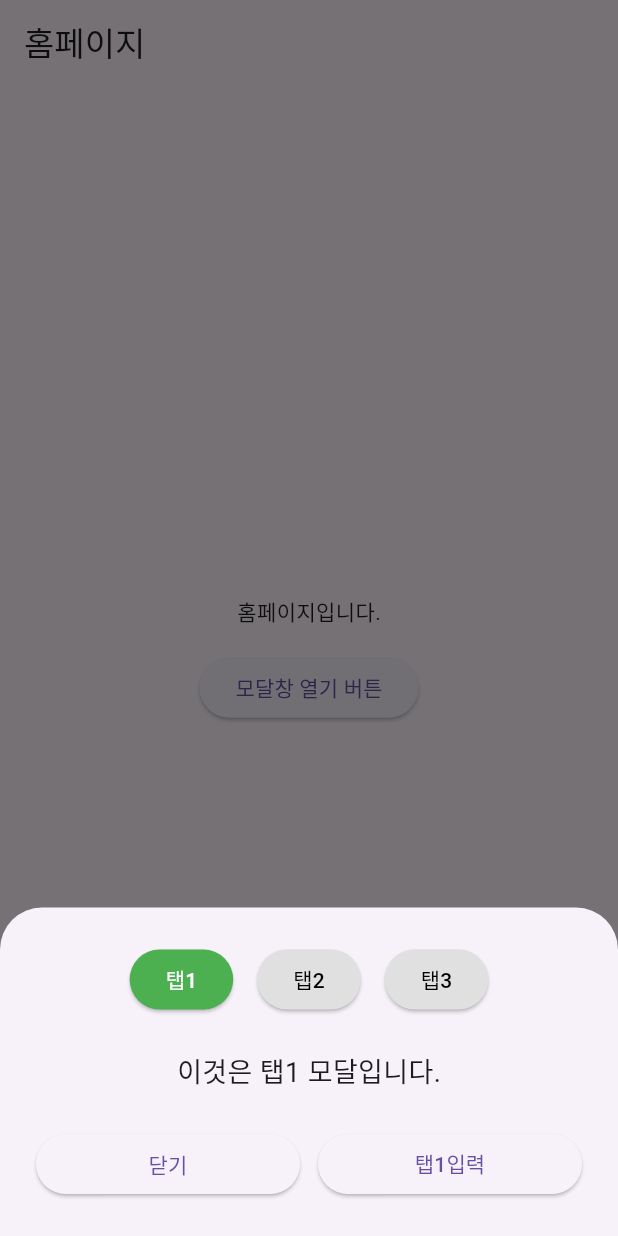
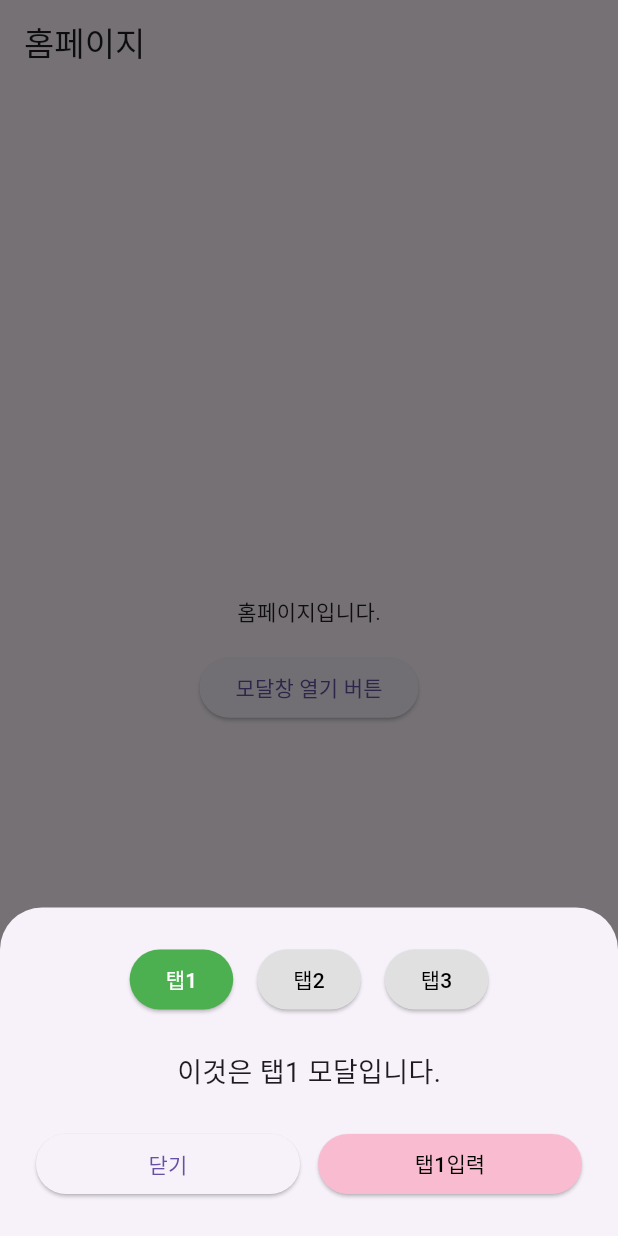
Before and after one commit to laurenCho9/flutter_feat_modal_and_push, a Flutter app: the screen it shows after launch, after a tap on "모달창 열기 버튼", on a phone screen of 412 x 824 dp. Run offline on Flutter 3.47's test engine with Material 3 defaults, Android fonts, the phone set to English and light mode, and no system bars.

Commit message:
style: 버튼 색상 변경

```diff
--- a/lib/modal.dart
+++ b/lib/modal.dart
@@ -42,6 +42,22 @@ class _CustomModalState extends State<CustomModal> {
       tabCompleted[1] ? '탭2완료' : '탭2입력',
       tabCompleted[2] ? '탭3완료' : '탭3입력',
     ];
+    Color? getButtonBgColor(int idx) {
+      if (tabCompleted[idx]) {
+        return const Color(0xFF333333);
+      } else {
+        return Colors.pink[100];
+      }
+    }
+
+    Color? getButtonFontColor(int idx) {
+      if (tabCompleted[idx]) {
+        return Colors.white;
+      } else {
+        return Colors.black;
+      }
+    }
+
     return Padding(
       padding: const EdgeInsets.all(24.0),
       child: Column(
@@ -86,6 +102,10 @@ class _CustomModalState extends State<CustomModal> {
               const SizedBox(width: 12),
               Expanded(
                 child: ElevatedButton(
+                  style: ElevatedButton.styleFrom(
+                    backgroundColor: getButtonBgColor(_selectedTab),
+                    foregroundColor: getButtonFontColor(_selectedTab),
+                  ),
                   onPressed:
                       tabCompleted[_selectedTab]
                           ? () => _handleCompleteButton(_selectedTab)
```
